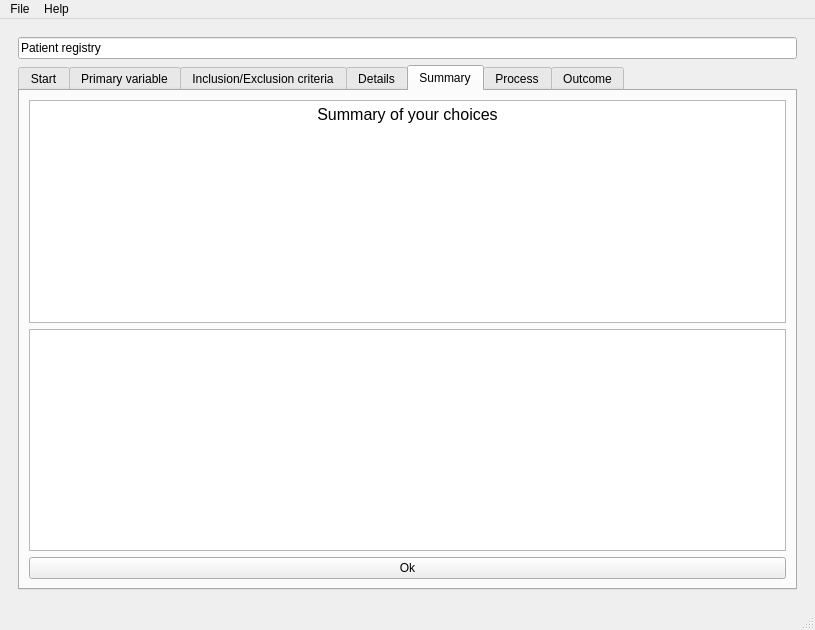
Qt form ui/interface.ui (diegotxegp/hamelin) before a commit.
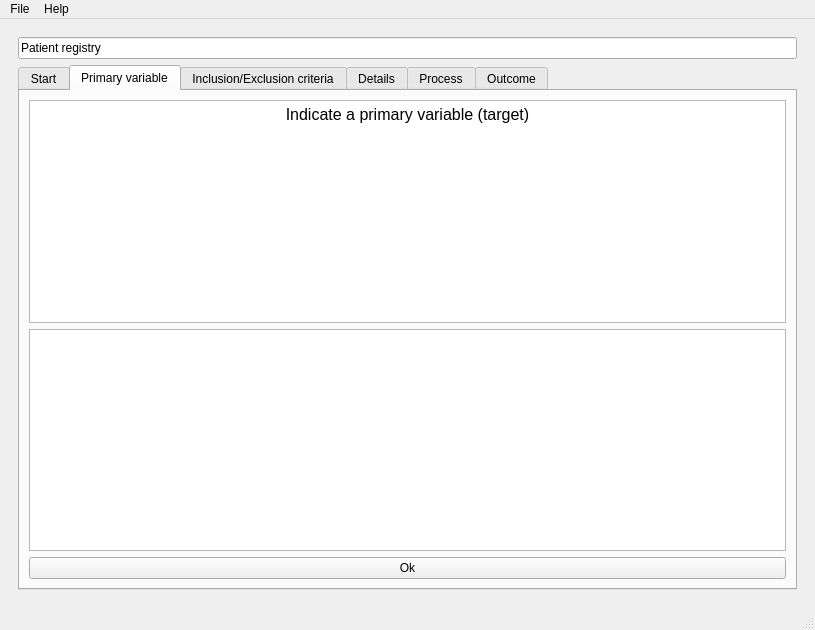
The same form after that commit. The open tabs and pages were chosen to show the change.

```diff
--- a/ui/interface.ui
+++ b/ui/interface.ui
@@ -248,7 +248,7 @@
         <item row="1" column="0">
          <widget class="QTabWidget" name="tabWidget_registry">
           <property name="currentIndex">
-           <number>4</number>
+           <number>1</number>
           </property>
           <widget class="QWidget" name="tab_registry_start">
            <attribute name="title">
@@ -421,37 +421,6 @@
             </item>
            </layout>
           </widget>
-          <widget class="QWidget" name="tab_registry_summary">
-           <attribute name="title">
-            <string>Summary</string>
-           </attribute>
-           <layout class="QGridLayout" name="gridLayout_31">
-            <item row="0" column="0">
-             <widget class="QTextEdit" name="textEdit_registry_summary">
-              <property name="html">
-               <string>&lt;!DOCTYPE HTML PUBLIC &quot;-//W3C//DTD HTML 4.0//EN&quot; &quot;http://www.w3.org/TR/REC-html40/strict.dtd&quot;&gt;
-&lt;html&gt;&lt;head&gt;&lt;meta name=&quot;qrichtext&quot; content=&quot;1&quot; /&gt;&lt;meta charset=&quot;utf-8&quot; /&gt;&lt;style type=&quot;text/css&quot;&gt;
-p, li { white-space: pre-wrap; }
-hr { height: 1px; border-width: 0; }
-li.unchecked::marker { content: &quot;\2610&quot;; }
-li.checked::marker { content: &quot;\2612&quot;; }
-&lt;/style&gt;&lt;/head&gt;&lt;body style=&quot; font-family:'Sans Serif'; font-size:9pt; font-weight:400; font-style:normal;&quot;&gt;
-&lt;p align=&quot;center&quot; style=&quot; margin-top:0px; margin-bottom:0px; margin-left:0px; margin-right:0px; -qt-block-indent:0; text-indent:0px;&quot;&gt;&lt;span style=&quot; font-size:12pt;&quot;&gt;Summary of your choices&lt;/span&gt;&lt;/p&gt;&lt;/body&gt;&lt;/html&gt;</string>
-              </property>
-             </widget>
-            </item>
-            <item row="1" column="0">
-             <widget class="QTextEdit" name="textEdit_registry_summary_config"/>
-            </item>
-            <item row="2" column="0">
-             <widget class="QPushButton" name="pushButton_registry_summary">
-              <property name="text">
-               <string>Ok</string>
-              </property>
-             </widget>
-            </item>
-           </layout>
-          </widget>
           <widget class="QWidget" name="tab_registry_process">
            <attribute name="title">
             <string>Process</string>
```
Left out of the diff: 16 changed lines with no effect on the pictures.
